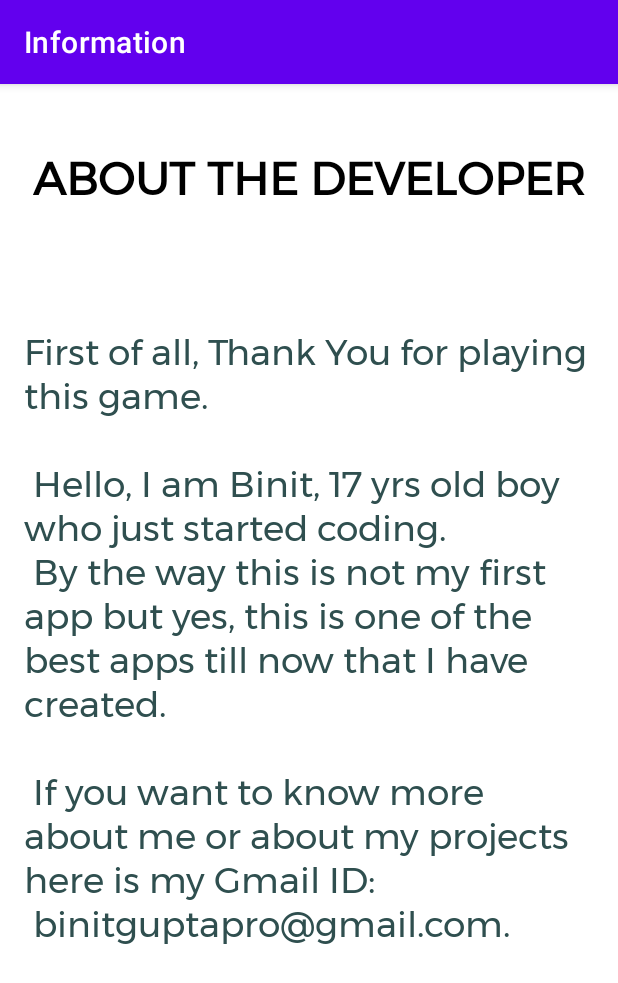
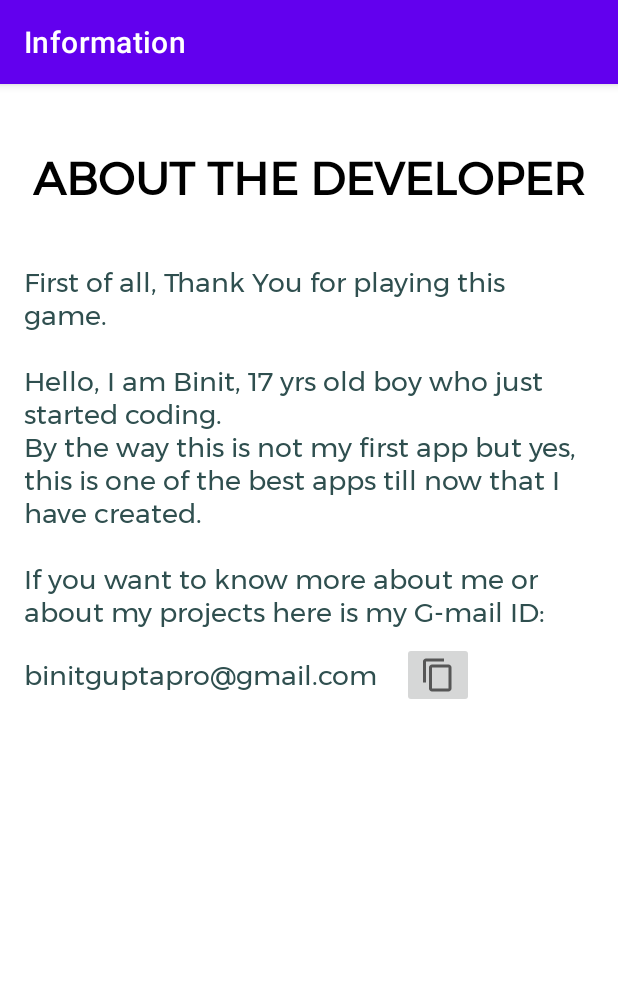
Before and after one commit to guptabinit/Tic-Tac-Toe-App, an Android app: the info screen opened directly, with no data from a screen before it, on a phone screen of 412 x 824 dp. Shown: the top 983 px of the screen. Run offline under Robolectric (Android 15) with nearby library versions, the phone set to English and light mode, and no system bars.

Commit message:
15-05-2022

```diff
--- a/app/src/main/java/com/bg/tic_tac_toe/MainActivity.java
+++ b/app/src/main/java/com/bg/tic_tac_toe/MainActivity.java
@@ -2,6 +2,7 @@ package com.bg.tic_tac_toe;
 
 import androidx.annotation.NonNull;
 import androidx.appcompat.app.AppCompatActivity;
+import androidx.appcompat.app.AppCompatDelegate;
 
 import android.content.Intent;
 import android.os.Bundle;
@@ -106,6 +107,9 @@ public class MainActivity extends AppCompatActivity {
         super.onCreate(savedInstanceState);
         setContentView(R.layout.activity_main);
 
+        //Dark Mode off
+        AppCompatDelegate.setDefaultNightMode(AppCompatDelegate.MODE_NIGHT_NO);
+
     }
 
     @Override
--- a/app/src/main/java/com/bg/tic_tac_toe/info.java
+++ b/app/src/main/java/com/bg/tic_tac_toe/info.java
@@ -2,13 +2,42 @@ package com.bg.tic_tac_toe;
 
 import androidx.appcompat.app.AppCompatActivity;
 
+import android.content.ClipData;
+import android.content.ClipboardManager;
+import android.content.Context;
 import android.os.Bundle;
+import android.view.View;
+import android.widget.Button;
+import android.widget.ImageButton;
+import android.widget.TextView;
+import android.widget.Toast;
+
+import static com.bg.tic_tac_toe.R.id.copy_button;
 
 public class info extends AppCompatActivity {
+
+    ImageButton button;
+    TextView text;
 
     @Override
     protected void onCreate(Bundle savedInstanceState) {
         super.onCreate(savedInstanceState);
         setContentView(R.layout.activity_info);
+
+        text = findViewById(R.id.email_id);
+        button = findViewById(copy_button);
+
+        //to copy a text
+        button.setOnClickListener(new View.OnClickListener() {
+            @Override
+            public void onClick(View v) {
+                ClipboardManager clipboard = (ClipboardManager) getSystemService(Context.CLIPBOARD_SERVICE);
+                ClipData clip = ClipData.newPlainText("Email Address", text.getText().toString());
+                clipboard.setPrimaryClip(clip);
+
+                Toast.makeText(info.this,"Email address copied", Toast.LENGTH_SHORT).show();
+            }
+        });
+
     }
 }
--- /dev/null
+++ b/app/src/main/res/drawable/ic_baseline_content_copy_24.xml
@@ -0,0 +1,10 @@
+<vector xmlns:android="http://schemas.android.com/apk/res/android"
+    android:width="24dp"
+    android:height="24dp"
+    android:viewportWidth="24"
+    android:viewportHeight="24"
+    android:tint="?attr/colorControlNormal">
+  <path
+      android:fillColor="@android:color/white"
+      android:pathData="M16,1L4,1c-1.1,0 -2,0.9 -2,2v14h2L4,3h12L16,1zM19,5L8,5c-1.1,0 -2,0.9 -2,2v14c0,1.1 0.9,2 2,2h11c1.1,0 2,-0.9 2,-2L21,7c0,-1.1 -0.9,-2 -2,-2zM19,21L8,21L8,7h11v14z"/>
+</vector>
--- a/app/src/main/res/layout/activity_how_to_play.xml
+++ b/app/src/main/res/layout/activity_how_to_play.xml
@@ -32,10 +32,8 @@
         android:text="@string/howToPlayBody"
         android:textAlignment="viewStart"
         android:textColor="@color/dark_slate_grey"
-        android:textSize="24sp"
-        app:layout_constraintBottom_toBottomOf="parent"
+        android:textSize="18sp"
         app:layout_constraintEnd_toEndOf="parent"
         app:layout_constraintStart_toStartOf="parent"
-        app:layout_constraintTop_toBottomOf="@+id/howToPlayTitle"
-        app:layout_constraintVertical_bias="0.25" />
+        app:layout_constraintTop_toBottomOf="@+id/howToPlayTitle" />
 </androidx.constraintlayout.widget.ConstraintLayout>
--- a/app/src/main/res/layout/activity_info.xml
+++ b/app/src/main/res/layout/activity_info.xml
@@ -30,11 +30,42 @@
         android:layout_marginEnd="16dp"
         android:fontFamily="@font/montserrat"
         android:text="@string/infoBody"
+        android:textAlignment="viewStart"
         android:textColor="@color/dark_slate_grey"
-        android:textSize="24sp"
-        app:layout_constraintBottom_toBottomOf="parent"
+        android:textSize="18sp"
         app:layout_constraintEnd_toEndOf="parent"
         app:layout_constraintStart_toStartOf="parent"
-        app:layout_constraintTop_toBottomOf="@+id/infoTitle"
-        app:layout_constraintVertical_bias="0.18" />
+        app:layout_constraintTop_toBottomOf="@+id/infoTitle" />
+
+    <LinearLayout
+        android:layout_width="0dp"
+        android:layout_height="wrap_content"
+        android:layout_marginStart="16dp"
+        android:layout_marginTop="6dp"
+        android:layout_marginEnd="16dp"
+        app:layout_constraintEnd_toEndOf="parent"
+        app:layout_constraintStart_toStartOf="parent"
+        app:layout_constraintTop_toBottomOf="@+id/infoBody">
+
+        <TextView
+            android:id="@+id/email_id"
+            android:layout_width="wrap_content"
+            android:layout_height="wrap_content"
+            android:layout_gravity="center"
+            android:fontFamily="@font/montserrat"
+            android:text="binitguptapro@gmail.com"
+            android:textColor="@color/dark_slate_grey"
+            android:textSize="18sp" />
+
+        <ImageButton
+            android:layout_width="wrap_content"
+            android:layout_height="wrap_content"
+            android:id="@+id/copy_button"
+            android:layout_marginStart="16dp"
+            android:src="@drawable/ic_baseline_content_copy_24"
+            />
+    </LinearLayout>
+
+
+
 </androidx.constraintlayout.widget.ConstraintLayout>
--- a/app/src/main/res/values/strings.xml
+++ b/app/src/main/res/values/strings.xml
@@ -3,7 +3,7 @@
     <string name="welcome_to_tic_tac_toe">Welcome to Tic-Tac-Toe</string>
     <string name="maingrid">mainGrid</string>
     <string name="restart">Restart</string>
-    <string name="infoBody">First of all, Thank You for playing this game.\n\n Hello, I am Binit, 17 yrs old boy who just started coding.\n By the way this is not my first app but yes, this is one of the best apps till now that I have created.\n\n If you want to know more about me or about my projects here is my Gmail ID:\n binitguptapro@gmail.com.</string>
+    <string name="infoBody">First of all, Thank You for playing this game.\n\nHello, I am Binit, 17 yrs old boy who just started coding.\nBy the way this is not my first app but yes, this is one of the best apps till now that I have created.\n\nIf you want to know more about me or about my projects here is my G-mail ID:</string>
     <string name="infoTitle">ABOUT THE DEVELOPER</string>
     <string name="how_to_play">How To Play</string>
     <string name="information">Information</string>
```
